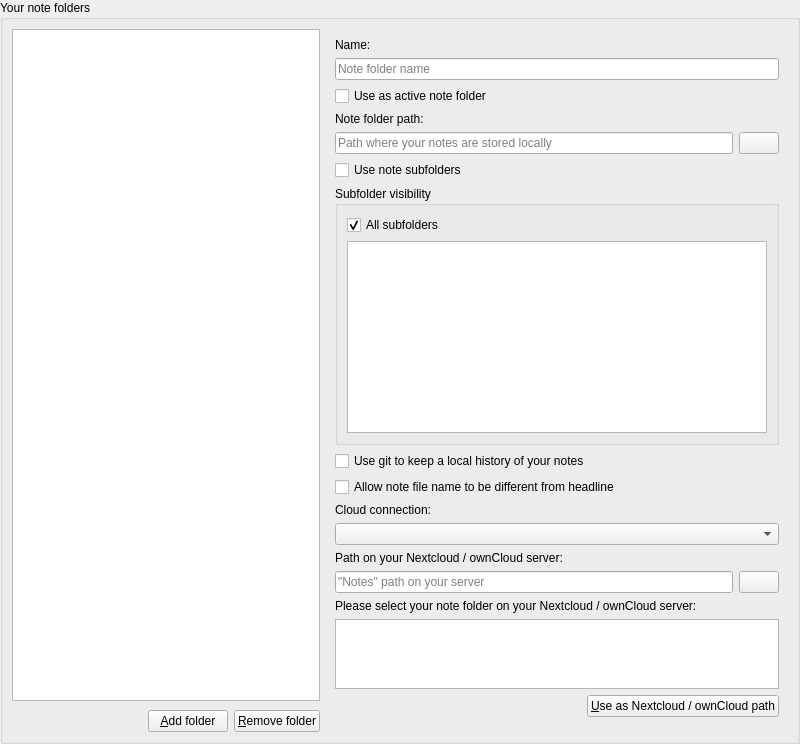
Old version of the form src/widgets/settings/notefoldersettingswidget.ui in the repository pbek/QOwnNotes.
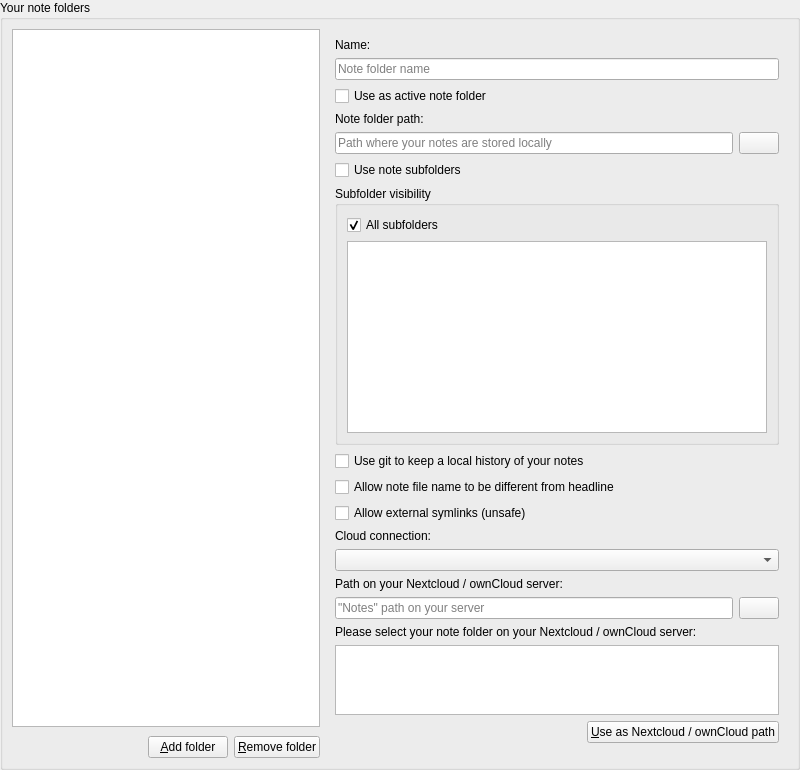
New version of the form. Icons and pictures are not drawn. Custom widgets are drawn as their Qt base class.

Commit message: #3836 note-folder: allow trusted external symlinks per folder

```diff
--- a/src/widgets/settings/notefoldersettingswidget.ui
+++ b/src/widgets/settings/notefoldersettingswidget.ui
@@ -155,7 +155,7 @@
          <enum>QFrame::Shadow::Raised</enum>
         </property>
         <layout class="QGridLayout" name="gridLayout_22">
-         <item row="13" column="0" colspan="2">
+          <item row="14" column="0" colspan="2">
           <widget class="QFrame" name="noteFolderRemotePathTreeWidgetFrame">
            <property name="frameShape">
             <enum>QFrame::Shape::NoFrame</enum>
@@ -246,28 +246,28 @@
            </layout>
           </widget>
          </item>
-         <item row="9" column="0" colspan="2">
+          <item row="10" column="0" colspan="2">
           <widget class="QLabel" name="noteFolderCloudConnectionLabel">
            <property name="text">
             <string>Cloud connection:</string>
            </property>
           </widget>
          </item>
-         <item row="10" column="0" colspan="2">
+          <item row="11" column="0" colspan="2">
           <widget class="QComboBox" name="noteFolderCloudConnectionComboBox">
            <property name="toolTip">
             <string>Select the cloud connection to use for this note folder. Select "None" if this note folder should not be synced to a server. Cloud versioning, trash and sharing will then be disabled for this note folder.</string>
            </property>
           </widget>
          </item>
-         <item row="11" column="0" colspan="2">
+          <item row="12" column="0" colspan="2">
           <widget class="QLabel" name="noteFolderRemotePathLabel">
            <property name="text">
              <string>Path on your Nextcloud / ownCloud server:</string>
            </property>
           </widget>
          </item>
-         <item row="14" column="0">
+          <item row="15" column="0">
           <widget class="QFrame" name="noteFolderVerticalSpacerFrame">
            <property name="frameShape">
             <enum>QFrame::Shape::NoFrame</enum>
@@ -390,7 +390,7 @@
            </property>
           </widget>
          </item>
-         <item row="12" column="1">
+          <item row="13" column="1">
           <widget class="QPushButton" name="noteFolderRemotePathButton">
            <property name="toolTip">
              <string>Click here to select your remote note path on your Nextcloud / ownCloud server</string>
@@ -451,7 +451,7 @@
             </property>
           </widget>
          </item>
-         <item row="12" column="0">
+          <item row="13" column="0">
           <widget class="QLineEdit" name="noteFolderRemotePathLineEdit">
            <property name="toolTip">
              <string>Set the Nextcloud / ownCloud path where the note folder path will be synced to on your Nextcloud / ownCloud server.</string>
@@ -464,6 +464,16 @@
            </property>
           </widget>
          </item>
+          <item row="9" column="0" colspan="2">
+           <widget class="QCheckBox" name="allowExternalSymlinksCheckBox">
+            <property name="toolTip">
+             <string>Show and edit notes and subfolders linked to locations outside this note folder. Enable only for trusted folders: saving or renaming notes can modify external files. External links are hidden when disabled.</string>
+            </property>
+            <property name="text">
+             <string>Allow external symlinks (unsafe)</string>
+            </property>
+           </widget>
+          </item>
          <item row="8" column="0" colspan="2">
           <widget class="QCheckBox" name="allowDifferentNoteFileNameCheckBox">
            <property name="toolTip">
```
Lines whose indentation alone changed are shown as unchanged. The commit also changes 12 other files.
